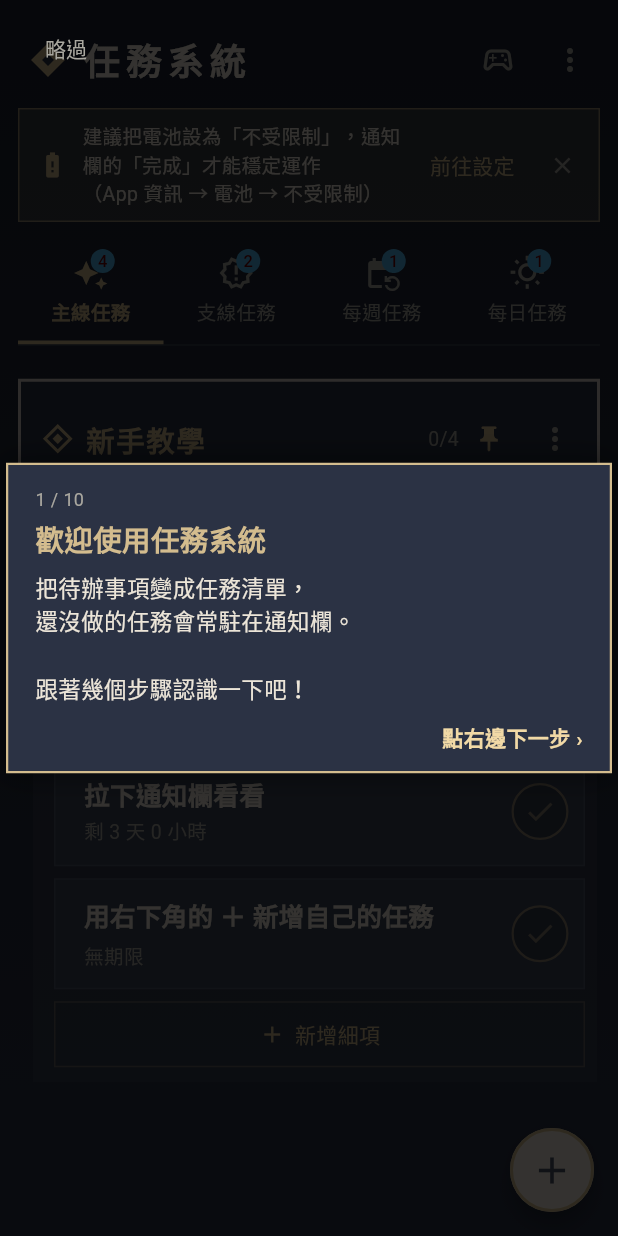
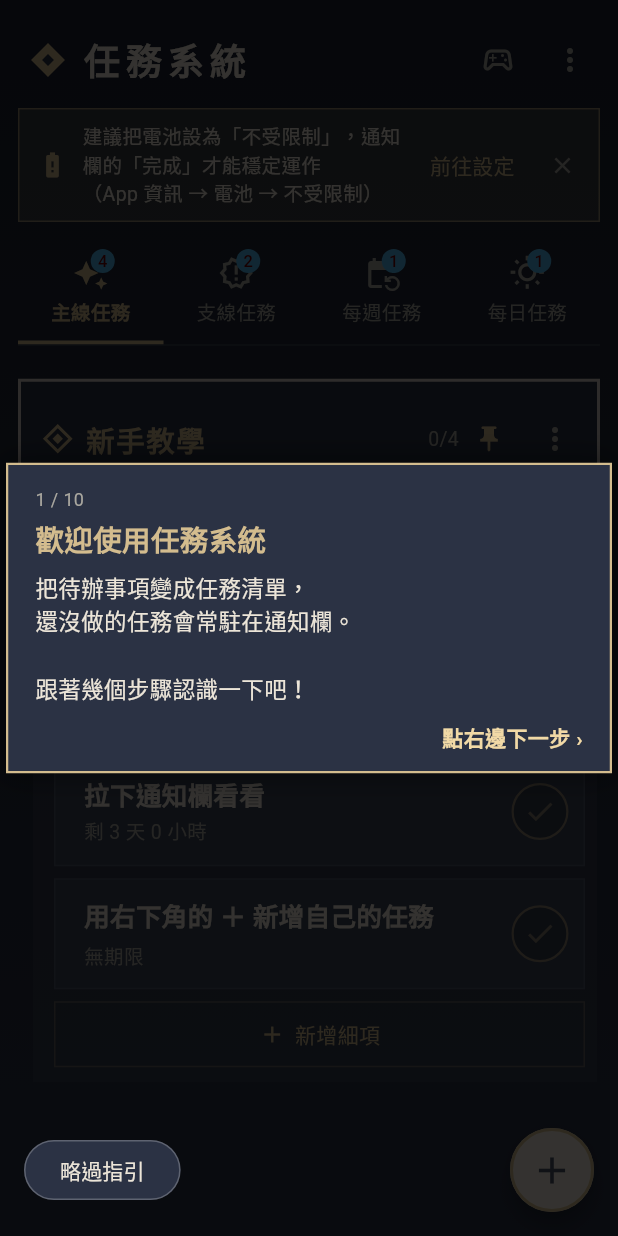
Before and after one commit to partner0487/TaskSystem, a Flutter app: the screen it shows after launch, on a phone screen of 412 x 824 dp. Run offline on Flutter 3.47's test engine with Material 3 defaults, Android fonts, the phone set to English and light mode, and no system bars; our stand-ins replace file_picker, flutter_local_notifications, shared_preferences, timezone; missing offline and left inert: shared_preferences_android; statements that could not run were skipped.

Commit message:
fix: move the tour's skip button to the bottom left so it no longer covers the title

```diff
--- a/lib/ui/tour.dart
+++ b/lib/ui/tour.dart
@@ -123,14 +123,18 @@ class _TourOverlayState extends State<_TourOverlay> {
                 right: 20,
                 bottom: size.height - boxAnchorY!,
                 child: IgnorePointer(child: box)),
-          // 略過（放左上角：右上角是 🎮 和 ⋮，會被擋到）
+          // 略過：放左下角（右上角是 🎮 和 ⋮、左上角是標題，都會被擋到；右下角是 ＋）
           Positioned(
-            top: padding.top + 8,
-            left: 12,
-            child: TextButton(
+            bottom: padding.bottom + 20,
+            left: 16,
+            child: OutlinedButton(
               onPressed: () => Navigator.pop(context),
-              style: TextButton.styleFrom(foregroundColor: GColors.sub),
-              child: const Text('略過'),
+              style: OutlinedButton.styleFrom(
+                foregroundColor: GColors.text,
+                backgroundColor: GColors.header,
+                side: const BorderSide(color: Colors.white24),
+              ),
+              child: const Text('略過指引'),
             ),
           ),
         ],
```
